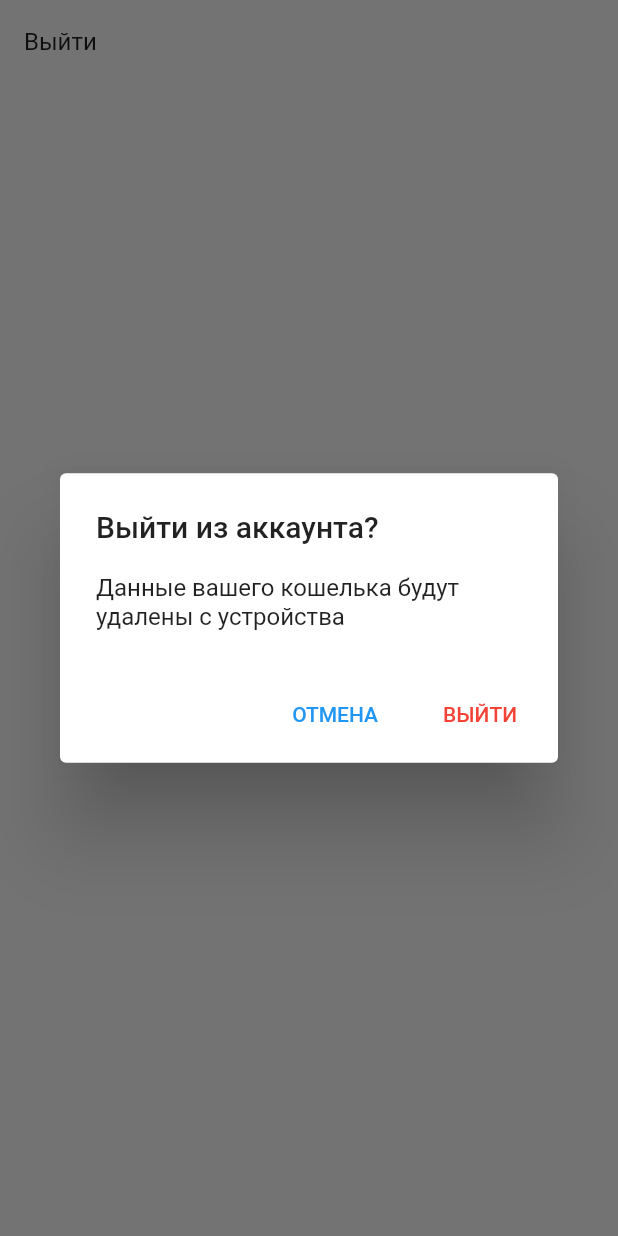
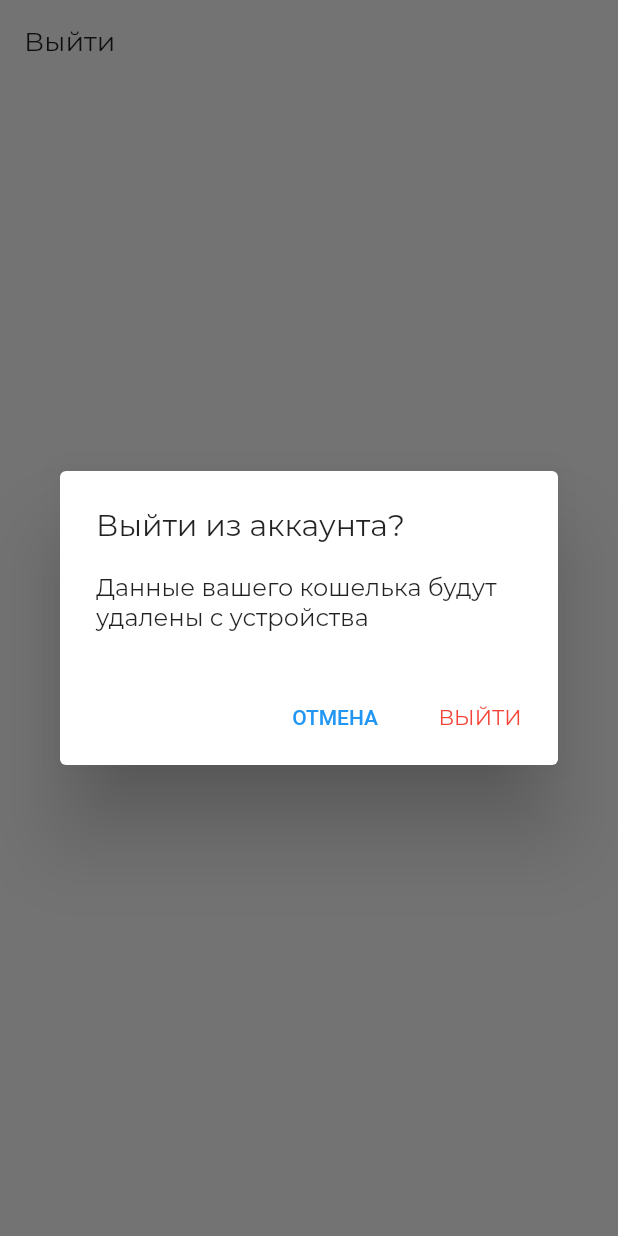
Before and after one commit to Anton-Sav/vtbPay, a Flutter app: the _Logout widget shown alone on an empty page, opened directly, after a tap on "Выйти", on a phone screen of 412 x 824 dp. Run offline on Flutter 3.47's test engine with Material 2 defaults, Android fonts, the phone set to English and light mode, and no system bars; our stand-ins replace bloc, flutter_bloc, qr_flutter, shared_preferences; accounts and stored records are empty.

Commit message:
Merge branch 'master' of C:\Users\User_VS\AndroidStudioProjects\VTBPayApp with conflicts.

```diff
--- a/lib/design.dart
+++ b/lib/design.dart
@@ -14,6 +14,7 @@ class MyColors {
 
 class MyAppBar extends AppBar {
   MyAppBar(String title) : super(
+    elevation: 0,
     title: Text(
       title,
       style: TextStyle(
--- a/lib/profile_page.dart
+++ b/lib/profile_page.dart
@@ -19,7 +19,9 @@ class ProfilePage extends StatelessWidget {
   @override
   Widget build(BuildContext context) {
     return Scaffold(
-      appBar: MyAppBar('П Р О Ф И Л Ь'),
+      appBar: MyAppBar(
+        'Профиль',
+      ),
       body: ListView(
         children: <Widget>[
           _WalletAddress(),
@@ -37,7 +39,14 @@ class _WalletAddress extends StatelessWidget {
   Widget build(BuildContext context) {
     final walletAddress = BlocProvider.of<UserBloc>(context).walletAddress;
     return ListTile(
-      title: Text('Адрес кошелька'),
+      title: Text(
+        'Адрес\nкошелька',
+        style: TextStyle(
+          fontSize: 18,
+          fontFamily: 'Montserrat',
+          color: Colors.black,
+        ),
+      ),
       subtitle: Text(walletAddress),
       trailing: Icon(Icons.content_copy),
       onTap: () {
@@ -60,14 +69,30 @@ class _Logout extends StatelessWidget {
   @override
   Widget build(BuildContext context) {
     return ListTile(
-      title: Text('Выйти'),
+      title: Text('Выйти',
+        style: TextStyle(
+          fontSize: 18,
+          fontFamily: 'Montserrat',
+        ),),
       onTap: () async {
         final result = await showDialog<bool>(
           context: context,
           builder: (BuildContext context) {
             return AlertDialog(
-              title: Text('Выйти из аккаунта?'),
-              content: Text('Данные вашего кошелька будут удалены с устройства'),
+              title:  Text(
+                'Выйти из аккаунта?',
+                style: TextStyle(
+                  fontSize: 20,
+                  fontFamily: 'Montserrat',
+                ),
+              ),
+              content:
+                  Text('Данные вашего кошелька будут удалены с устройства',
+                    style: TextStyle(
+                      fontSize: 16,
+                      fontFamily: 'Montserrat',
+                    ),
+                  ),
               actions: <Widget>[
                 FlatButton(
                   textColor: Colors.blue,
@@ -78,7 +103,12 @@ class _Logout extends StatelessWidget {
                 ),
                 FlatButton(
                   textColor: Colors.red,
-                  child: Text('ВЫЙТИ'),
+                  child: Text(
+                    'ВЫЙТИ',
+                    style: TextStyle(
+                      fontFamily: 'Montserrat',
+                    ),
+                  ),
                   onPressed: () {
                     Navigator.of(context).pop(true);
                   },
```
Also changed, not shown: lib/invoice_page.dart (+17 -12 lines).
